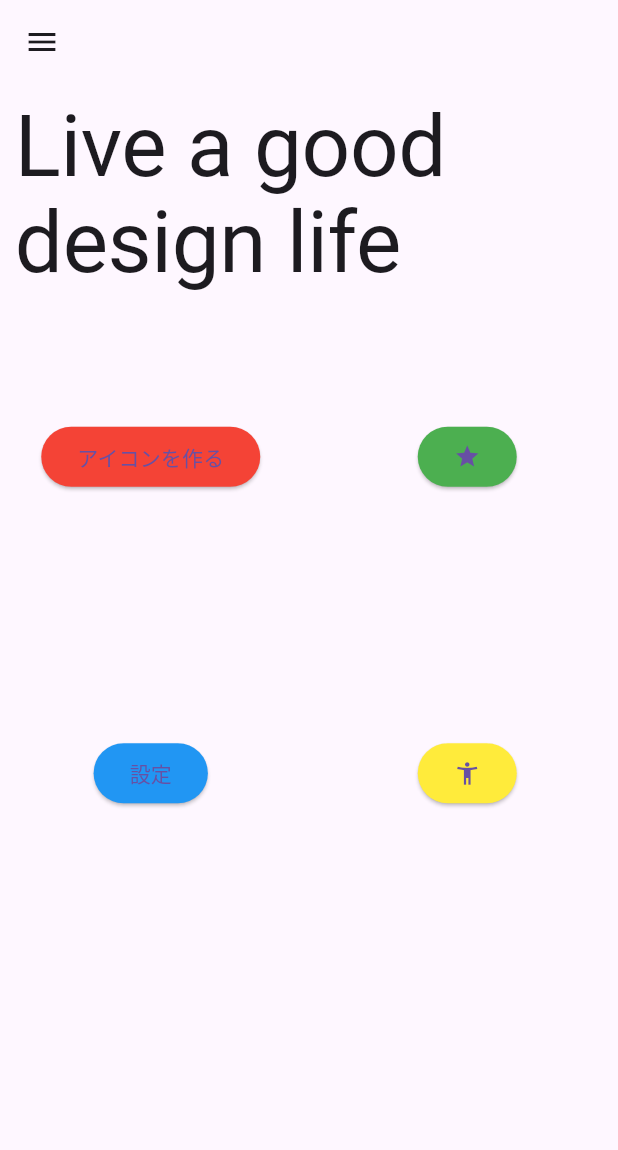
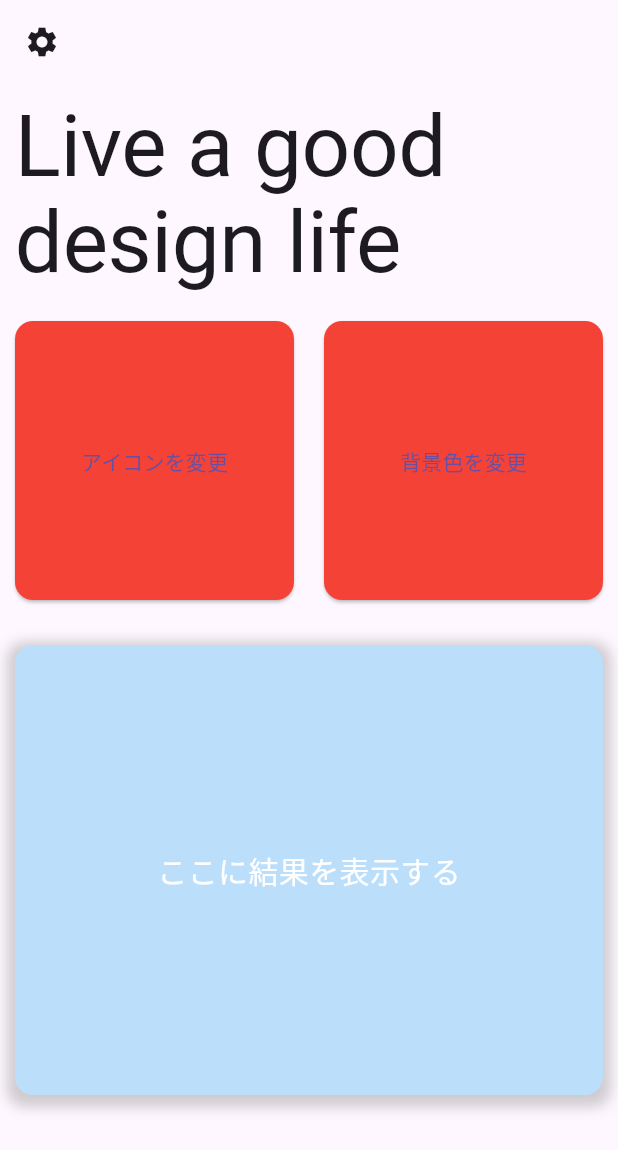
Before and after one commit to virtual-app-dev/randamicons, a Flutter app: the screen it shows after launch, on a phone screen of 412 x 824 dp. Shown: the top 1150 px of the screen. Run offline on Flutter 3.47's test engine with Material 3 defaults, Android fonts, the phone set to English and light mode, and no system bars; drawn by our look-alikes of animated_text_kit; Roboto replaces fonts that are missing (NotoSans, fonts/asset/Now-Regular.otf).

Commit message:
UIアプデ、yamlにエラーが残っている

```diff
--- a/lib/main.dart
+++ b/lib/main.dart
@@ -14,7 +14,9 @@ class HomePage extends StatelessWidget {
       //TODO:ダークモード対応
       home: Scaffold(
         appBar: AppBar(
-          leading: IconButton(icon: const Icon(Icons.menu), onPressed: () {}),
+          leading: IconButton(
+              icon: const Icon(Icons.settings),
+              onPressed: () {}), //TODO:設定への遷移を追加
           shape: const RoundedRectangleBorder(
             borderRadius: BorderRadius.only(
               bottomRight: Radius.elliptical(90, 30),
@@ -28,92 +30,158 @@ class HomePage extends StatelessWidget {
   }
 }
 
-class MyCustomListView extends StatelessWidget {
+class MyCustomListView extends StatefulWidget {
+  @override
+  _MyCustomListViewState createState() => _MyCustomListViewState();
+}
+
+class _MyCustomListViewState extends State<MyCustomListView> {
+  bool _isAnimationPlayed = false; // アニメーションの状態を追跡するフラグ
+
   @override
   Widget build(BuildContext context) {
     return ListView.builder(
-      itemCount: 2, // 1行目の特別なアイテム + GridView.builderを含む2つのアイテム
+      itemCount: 3, // 1行目の特別なアイテム + GridView.builderを含む2つのアイテム
       itemBuilder: (context, index) {
         if (index == 0) {
           // 1行目の特別なアイテム
-          return Container(
+          return !_isAnimationPlayed
+              ? Container(
+                  alignment: Alignment.center,
                   padding: const EdgeInsets.all(10),
                   child: AnimatedTextKit(
                     animatedTexts: [
                       TypewriterAnimatedText(
-                  'Live a good design life',
-                  textStyle: Theme.of(context).textTheme.displayLarge?.copyWith(
-                        fontFamily: 'NotoSans',
+                        'Live a good design life', //TODO:文字を検討
+                        textStyle:
+                            Theme.of(context).textTheme.displayLarge?.copyWith(
+                                  fontFamily: 'fonts/asset/Now-Regular.otf',
                                 ),
                         speed: const Duration(milliseconds: 200),
                       ),
                     ],
                     totalRepeatCount: 1,
-              pause: const Duration(milliseconds: 1000),
+                    pause: const Duration(milliseconds: 800),
                     displayFullTextOnTap: true,
                     stopPauseOnTap: true,
+                    onFinished: () {
+                      setState(() {
+                        _isAnimationPlayed = true; // アニメーションが終了したらフラグを更新
+                      });
+                    },
+                  ),
+                )
+              : Container(
+                  // アニメーションが完了した後に表示するウィジェット
+                  alignment: Alignment.center,
+                  padding: const EdgeInsets.all(10),
+                  child: Text(
+                    'Live a good design life', //TODO:文字を検討
+                    style: Theme.of(context).textTheme.displayLarge?.copyWith(
+                          fontFamily: 'fonts/asset/Now-Regular.otf',
+                        ),
                   ),
                 );
-        } else {
+        } else if (index == 1) {
           // 2行目以降にGridView.builderを使用
           return GridView.builder(
               shrinkWrap: true, // ListView内で正しく表示するためには必須
               physics: NeverScrollableScrollPhysics(), // ListViewのスクロールに従うように
               gridDelegate: SliverGridDelegateWithFixedCrossAxisCount(
-                crossAxisCount: 2, // 2列で表示
+                crossAxisCount: 2, // 1列で表示
                 childAspectRatio: 1,
-                mainAxisSpacing: 10,
-                crossAxisSpacing: 10,
               ),
-              itemCount: 4, // 表示するアイテムの数
+              itemCount: 2, // 表示するアイテムの数
               itemBuilder: (context, gridIndex) {
                 switch (gridIndex) {
                   case 0:
                     // 最初のアイテム
-                    return Container(
+                    return Padding(
+                      padding: EdgeInsets.all(10.0),
+                      child: Container(
                         alignment: Alignment.center,
+                        child: FractionallySizedBox(
+                          widthFactor: 1,
+                          heightFactor: 1,
                           child: ElevatedButton(
                             onPressed: () {},
-                        style: ElevatedButton.styleFrom(primary: Colors.red),
-                        child: Text('アイコンを作る'),
+                            style: ElevatedButton.styleFrom(
+                              backgroundColor: Colors.red, // ボタンの内側のパディング
+                              shape: RoundedRectangleBorder(
+                                // ボタンの形状
+                                borderRadius:
+                                    BorderRadius.circular(12.0), // 角の丸み
+                              ),
+                            ),
+                            child: Text('アイコンを変更'),
+                          ),
+                        ),
                       ),
                     );
                   case 1:
                     // 2番目のアイテム
-                    return Container(
+                    return Padding(
+                      padding: EdgeInsets.all(10.0),
+                      child: Container(
                         alignment: Alignment.center,
+                        child: FractionallySizedBox(
+                          widthFactor: 1,
+                          heightFactor: 1,
                           child: ElevatedButton(
                             onPressed: () {},
-                        style: ElevatedButton.styleFrom(primary: Colors.green),
-                        child: Icon(Icons.star),
+                            style: ElevatedButton.styleFrom(
+                              backgroundColor: Colors.red, // ボタンの内側のパディング
+                              shape: RoundedRectangleBorder(
+                                // ボタンの形状
+                                borderRadius:
+                                    BorderRadius.circular(12.0), // 角の丸み
                               ),
-                    );
-                  case 2:
-                    // 3番目のアイテム
-                    return Container(
-                      alignment: Alignment.center,
-                      child: ElevatedButton(
-                        onPressed: () {},
-                        style: ElevatedButton.styleFrom(primary: Colors.blue),
-                        child: Text('設定'),
                             ),
-                    );
-                  case 3:
-                    // 4番目のアイテム
-                    return Container(
-                      alignment: Alignment.center,
-                      child: ElevatedButton(
-                        onPressed: () {},
-                        style: ElevatedButton.styleFrom(primary: Colors.yellow),
-                        child: Icon(Icons.accessibility_new),
+                            child: Text('背景色を変更'),
+                          ),
+                        ),
                       ),
                     );
                   default:
-                    // それ以外のアイテム
                     return Container();
                 }
               });
-        }
+        } else if (index == 2) {
+          // index == 2の場合の特別なウィジェットをここに配置します
+          return Container(
+            padding: const EdgeInsets.all(10),
+            alignment: Alignment.center,
+            child: Column(
+              mainAxisSize: MainAxisSize.min, // 子ウィジェットのサイズに合わせてColumnのサイズを調整
+              children: [
+                SizedBox(height: 10), // 元々テキストがあった部分とデザイン要素の間にスペースを追加
+                Container(
+                  width: double.infinity, // 親ウィジェットの幅に合わせる
+                  height: 300, // 高さを200に設定
+                  decoration: BoxDecoration(
+                    color: Colors.blue[100], // 背景色を薄い青に設定
+                    borderRadius: BorderRadius.circular(12), // 角を丸くする
+                    boxShadow: [
+                      BoxShadow(
+                        color: Colors.grey.withOpacity(0.5), // 影の色
+                        spreadRadius: 5, // 影の広がり
+                        blurRadius: 7, // 影のぼかし
+                        offset: Offset(0, 3), // 影の方向
+                      ),
+                    ],
+                  ),
+                  // ここに追加のウィジェットを配置できます
+                  child: Center(
+                    child: Text(
+                      "ここに結果を表示する",
+                      style: TextStyle(fontSize: 20, color: Colors.white),
+                    ),
+                  ),
+                ),
+              ],
+            ),
+          );
+        } else {}
       },
     );
   }
```
Also changed, not shown: pubspec.yaml (+10 -5 lines), pubspec.lock, 12 other files. Lines whose indentation alone changed are shown as unchanged.
